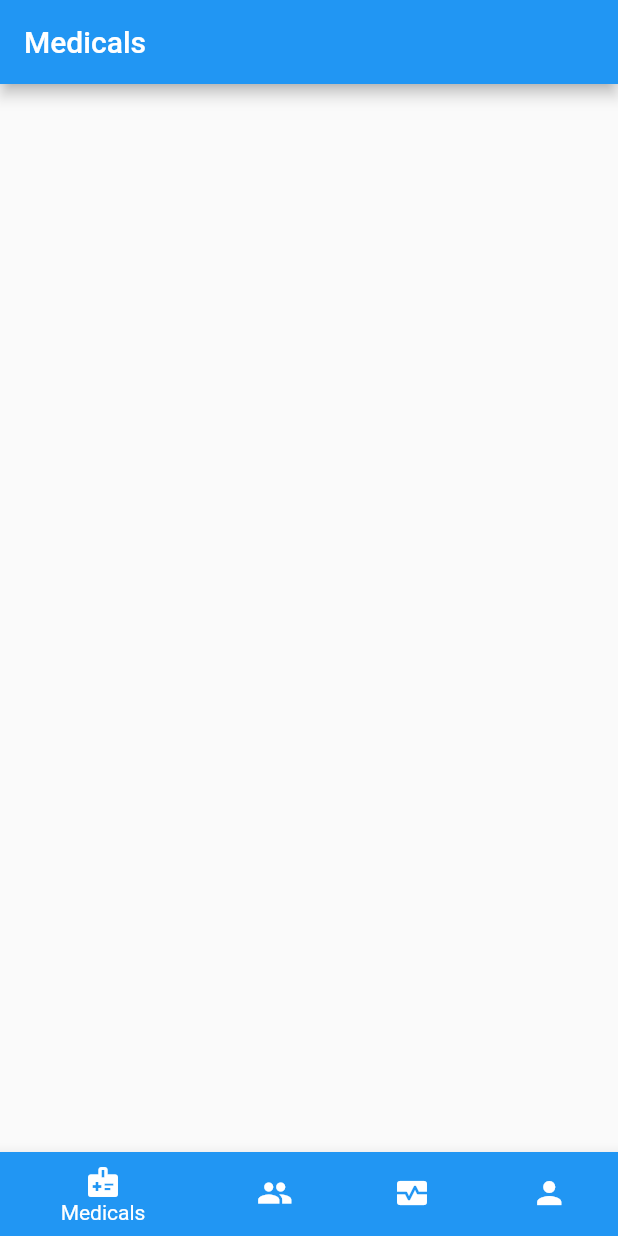
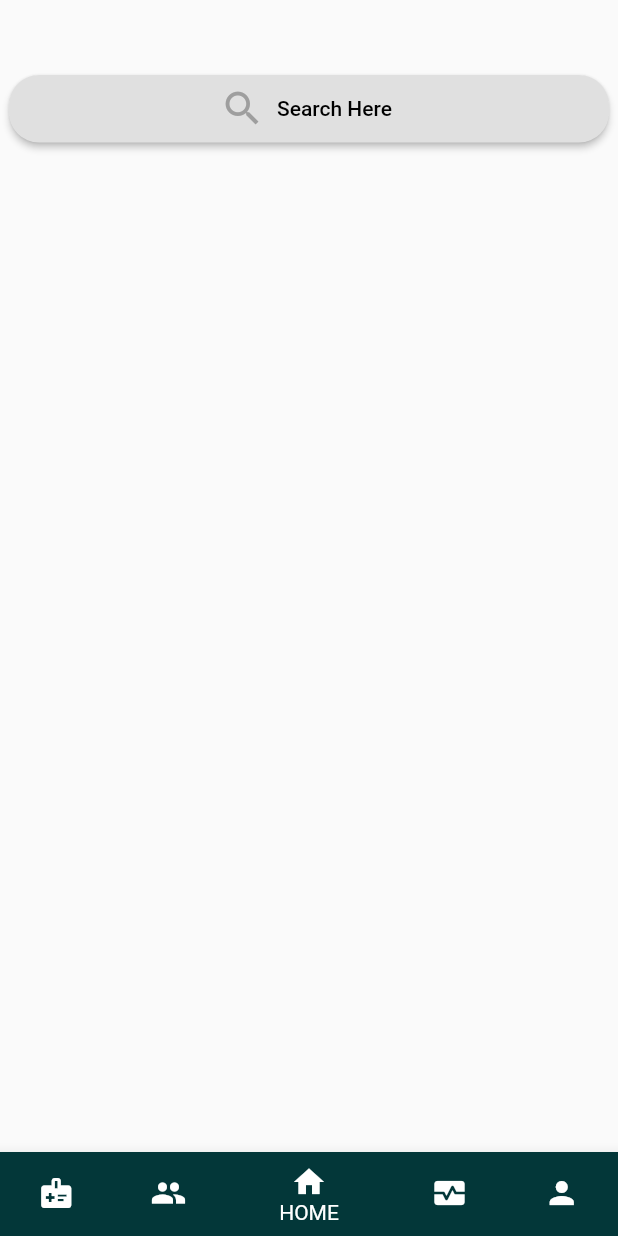
Before and after one commit to mjogiya/The-Royal-Aesculapian, a Flutter app: the Dashboard screen opened directly, on a phone screen of 412 x 824 dp. Run offline on Flutter 3.47's test engine with Material 2 defaults, Android fonts, the phone set to English and light mode, and no system bars.

Commit message:
Added search button and category, and changed the appbar color

```diff
--- a/lib/pages/Dashboard/Dashboard.dart
+++ b/lib/pages/Dashboard/Dashboard.dart
@@ -1,5 +1,6 @@
 import 'package:flutter/material.dart';
 import 'package:theroyalaesculapian/pages/Dashboard/Doctors.dart';
+import 'package:theroyalaesculapian/pages/Dashboard/Home.dart';
 import 'package:theroyalaesculapian/pages/Dashboard/Medicals.dart';
 import 'package:theroyalaesculapian/pages/Dashboard/Medicine.dart';
 
@@ -13,10 +14,11 @@ class Dashboard extends StatefulWidget {
 }
 
 class _DashboardState extends State<Dashboard> {
-  int _navIndex = 0;
+  int _navIndex = 2;
   List<Widget> _screens = [
     Medicals(),
     Doctors(),
+    Home(),
     Medicine(),
     Account(),
   ];
@@ -30,25 +32,30 @@ class _DashboardState extends State<Dashboard> {
           BottomNavigationBarItem(
               icon: Icon(Icons.medical_information),
               label: "Medicals",
-            backgroundColor: Colors.blue,
+            backgroundColor: Color.fromARGB(255, 3, 55, 57),
 
 
           ),
           BottomNavigationBarItem(
               icon: Icon(Icons.people),
               label: "Doctors",
-              backgroundColor: Colors.greenAccent
+            backgroundColor: Color.fromARGB(255, 3, 55, 57),
+          ),
+          BottomNavigationBarItem(
+            icon: Icon(Icons.home),
+            label: "HOME",
+            backgroundColor: Color.fromARGB(255, 3, 55, 57),
           ),
           BottomNavigationBarItem(
               icon: Icon(Icons.monitor_heart),
               label: "Medicine",
-              backgroundColor: Colors.purple,
+            backgroundColor: Color.fromARGB(255, 3, 55, 57),
 
           ),
           BottomNavigationBarItem(
               icon: Icon(Icons.person),
               label: "Account",
-              backgroundColor: Colors.redAccent
+            backgroundColor: Color.fromARGB(255, 3, 55, 57),
           ),
         ],
         onTap: (index) {
--- a/lib/pages/Dashboard/Doctors.dart
+++ b/lib/pages/Dashboard/Doctors.dart
@@ -13,6 +13,7 @@ class _DoctorsState extends State<Doctors> {
     return MaterialApp(
       home: Scaffold(
         appBar: AppBar(
+          backgroundColor: Color.fromARGB(255, 3, 55, 57),
           title: Text("Doctors"),
         ),
       ),
--- /dev/null
+++ b/lib/pages/Dashboard/Home.dart
@@ -0,0 +1,52 @@
+import 'package:flutter/material.dart';
+import 'package:theroyalaesculapian/pages/Dashboard/Search/Category.dart';
+
+class Home extends StatefulWidget {
+  const Home({Key? key}) : super(key: key);
+
+  @override
+  State<Home> createState() => _HomeState();
+}
+
+class _HomeState extends State<Home> {
+  @override
+  Widget build(BuildContext context) {
+    return MaterialApp(
+        home: Column(
+          children: [
+            SizedBox(height: 50),
+         Container(
+           width: 400,
+           height: 45,
+           child: ElevatedButton.icon(
+             icon: Icon(
+               Icons.search,
+               color: Colors.grey,
+               size: 30.0,
+             ),
+             label: Text('Search Here', style: TextStyle(
+               color: Colors.black
+             ),),
+             onPressed: () {
+               Navigator.of(context).push(new MaterialPageRoute(
+                 builder: (BuildContext context) {
+                   return Category();
+                 },
+               ));
+             },
+             style: ElevatedButton.styleFrom(
+               backgroundColor: Colors.grey[300],
+               shape: new RoundedRectangleBorder(
+                 borderRadius: new BorderRadius.circular(20.0),
+               ),
+             ),
+           ),
+         ),
+//Search button over
+
+
+     ],
+        ),
+    );
+  }
+}
--- a/lib/pages/Dashboard/Medicals.dart
+++ b/lib/pages/Dashboard/Medicals.dart
@@ -13,6 +13,7 @@ class _MedicalsState extends State<Medicals> {
     return MaterialApp(
       home: Scaffold(
         appBar: AppBar(
+          backgroundColor: Color.fromARGB(255, 3, 55, 57),
           title: Text("Medicals"),
         ),
       ),
--- a/lib/pages/Dashboard/Medicine.dart
+++ b/lib/pages/Dashboard/Medicine.dart
@@ -13,6 +13,7 @@ class _MedicineState extends State<Medicine> {
     return MaterialApp(
       home: Scaffold(
         appBar: AppBar(
+          backgroundColor: Color.fromARGB(255, 3, 55, 57),
           title: Text("Medicines"),
         ),
       ),
```
Also changed, not shown: lib/pages/Dashboard/Account.dart (+13 -0 lines), lib/pages/Dashboard/Account/Editprofile.dart (+36 -8 lines), lib/pages/Dashboard/Search/Category.dart (added, +79 -0 lines).
